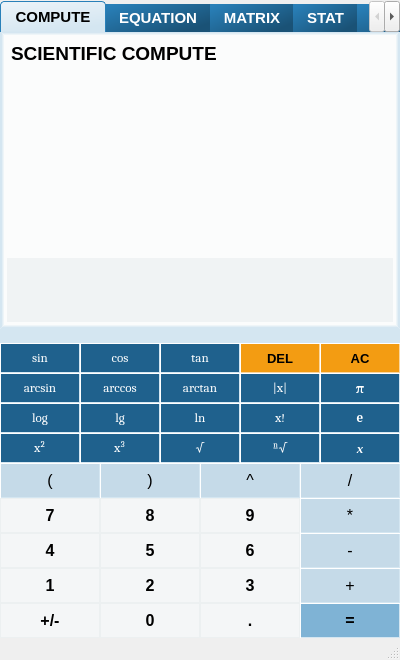
Old version of the form visualcalc.ui in the repository Ruixin-Wang/VisualCalc.
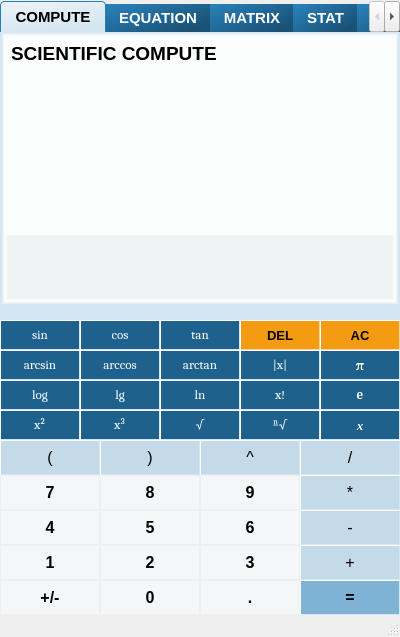
New version of the form.

```diff
--- a/visualcalc.ui
+++ b/visualcalc.ui
@@ -10,7 +10,7 @@
     <x>0</x>
     <y>0</y>
     <width>400</width>
-    <height>660</height>
+    <height>637</height>
    </rect>
   </property>
   <property name="sizePolicy">
```
